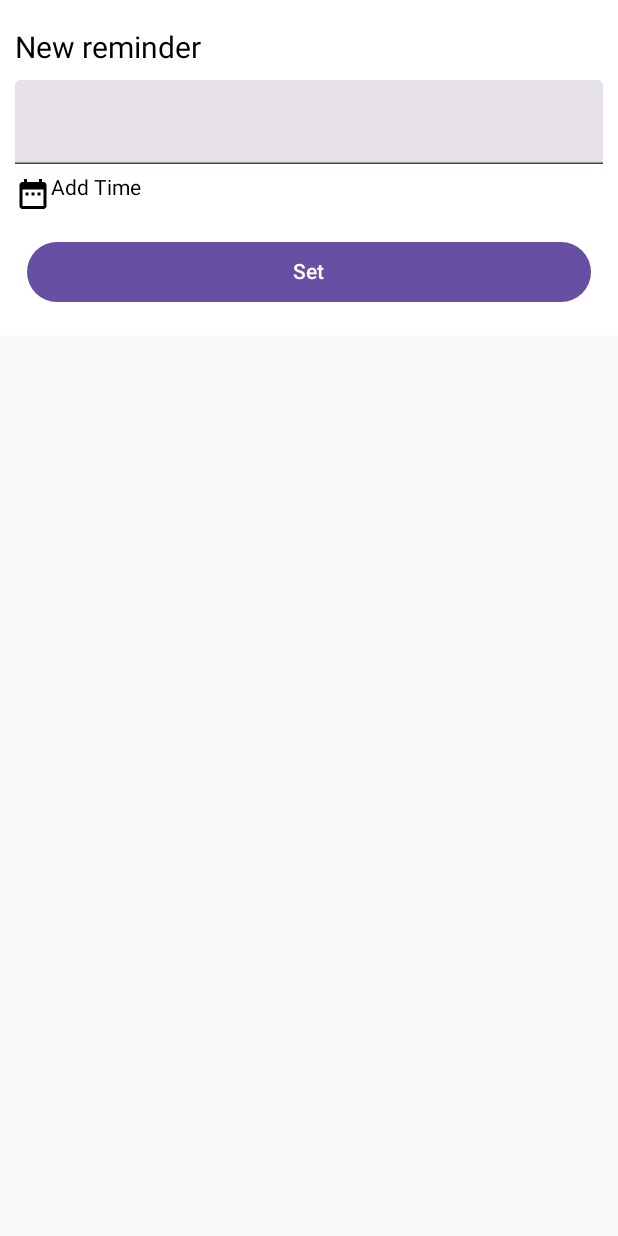
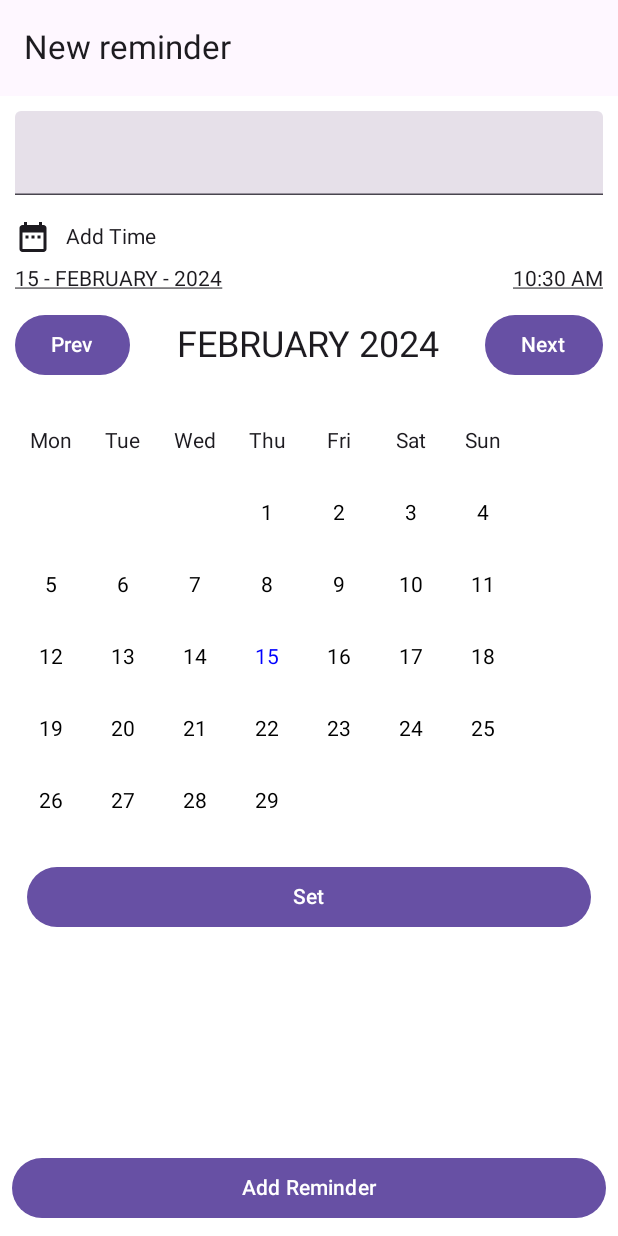
Before and after one commit to reenutresadavisp/ReminderApp, an Android app built with Jetpack Compose: the screen it shows after launch (MainActivity), after a tap on "Add new reminder", on a phone screen of 412 x 824 dp. Run offline under Robolectric (Android 15) with nearby library versions, the phone set to English and light mode, and no system bars; our stand-ins replace Dagger/Hilt's generated code, Room's generated code.

Commit message:
Fixed notification issue and removed unneccessary code

```diff
--- a/app/src/main/java/com/reenu/reminderapp/CalendarView.kt
+++ b/app/src/main/java/com/reenu/reminderapp/CalendarView.kt
@@ -15,10 +15,11 @@ import androidx.compose.ui.graphics.Color
 import androidx.compose.ui.unit.dp
 import java.time.LocalDate
 import androidx.compose.foundation.lazy.items
+import com.reenu.reminderapp.model.ReminderDate
 
 @Composable
-fun CalendarView(calendarDate: LocalDate?, onDateClick: (LocalDate) -> Unit) {
-    var selectedDate by remember { mutableStateOf(calendarDate?:LocalDate.now()) }
+fun CalendarView(reminderDate: ReminderDate, onDateClick: (LocalDate) -> Unit) {
+    var selectedDate by remember { mutableStateOf(reminderDate.localDate) }
 
     Column(
         modifier = Modifier
--- a/app/src/main/java/com/reenu/reminderapp/ReminderDetailScreen.kt
+++ b/app/src/main/java/com/reenu/reminderapp/ReminderDetailScreen.kt
@@ -5,18 +5,20 @@ import androidx.compose.foundation.clickable
 import androidx.compose.foundation.layout.Arrangement
 import androidx.compose.foundation.layout.Column
 import androidx.compose.foundation.layout.Row
-import androidx.compose.foundation.layout.Spacer
+import androidx.compose.foundation.layout.fillMaxSize
 import androidx.compose.foundation.layout.fillMaxWidth
-import androidx.compose.foundation.layout.height
 import androidx.compose.foundation.layout.padding
 import androidx.compose.material.icons.Icons
-import androidx.compose.material.icons.filled.Close
 import androidx.compose.material.icons.filled.DateRange
 import androidx.compose.material3.Button
 import androidx.compose.material3.ExperimentalMaterial3Api
 import androidx.compose.material3.Icon
+import androidx.compose.material3.Scaffold
 import androidx.compose.material3.Text
 import androidx.compose.material3.TextField
+import androidx.compose.material3.TopAppBar
+import androidx.compose.material3.TopAppBarDefaults
+import androidx.compose.material3.rememberTopAppBarState
 import androidx.compose.runtime.Composable
 import androidx.compose.runtime.State
 import androidx.compose.runtime.collectAsState
@@ -25,8 +27,9 @@ import androidx.compose.runtime.remember
 import androidx.compose.ui.Alignment
 import androidx.compose.ui.Modifier
 import androidx.compose.ui.graphics.Color
+import androidx.compose.ui.res.stringResource
+import androidx.compose.ui.text.style.TextDecoration
 import androidx.compose.ui.unit.dp
-import androidx.compose.ui.unit.sp
 import java.time.Duration
 import java.time.LocalDate
 
@@ -34,58 +37,54 @@ import java.time.LocalDate
 @Composable
 fun ReminderDetail(viewModel: ReminderViewModel, onSuccess: (Long, String?, Duration?) -> Unit) {
 
-    var name = remember { mutableStateOf("") }
-    var timeExpanded = remember { mutableStateOf(false) }
-
+    val name = remember { mutableStateOf("") }
+    val scrollBehavior = TopAppBarDefaults.pinnedScrollBehavior(rememberTopAppBarState())
     val uiState = remember { viewModel.reminderStateFlow }.collectAsState()
 
     if (uiState.value.scheduleAndNavigateBack) {
-        onSuccess(uiState.value.reminderId, uiState.value.title, uiState.value.duration)
+        onSuccess(uiState.value.reminderId, uiState.value.message, uiState.value.duration)
     } else {
+        Scaffold(
+            topBar = {
+                TopAppBar(
+                    title = {
+                        Text(
+                            text = stringResource(R.string.new_reminder_heading)
+                        )
+                    },
+                    scrollBehavior = scrollBehavior
+                )
+            }) { it ->
             Column(
                 modifier = Modifier
+                    .fillMaxSize()
                     .background(Color.White)
+                    .padding(it)
                     .padding(10.dp)
             ) {
-            Text(
-                text = "New reminder",
-                fontSize = 20.sp,
-                modifier = Modifier.padding(vertical = 10.dp)
-            )
-            Column(modifier = Modifier.background(Color.White)) {
-
                 TextField(
-                    value = name.value, onValueChange = { name.value = it }, modifier = Modifier
+                    value = name.value, onValueChange = { value -> name.value = value }, modifier = Modifier
                         .fillMaxWidth()
                         .background(
                             Color.White
                         )
-                        .padding(bottom = 8.dp)
+                        .padding(bottom = 16.dp)
                 )
-
-                if (!timeExpanded.value) {
-
-                    Row(modifier = Modifier.clickable { timeExpanded.value = true }) {
-                        Icon(Icons.Filled.DateRange, contentDescription = "Add Time")
-                        Text("Add Time")
-                    }
-                } else {
-                    Column {
                 DateAndTimeView(
                     uiState,
-                            { timeExpanded.value = false },
                     { date -> viewModel.updateDate(date) },
-                            { time -> viewModel.updateTime(time) })
+                    { hour, minute, unit -> viewModel.updateTime(hour, minute, unit) })
+
             }
-                }
-            }
-            Spacer(modifier = Modifier.height(8.dp))
+
+            Column(modifier = Modifier.fillMaxSize(), verticalArrangement = Arrangement.Bottom) {
                 Button(modifier = Modifier
                     .fillMaxWidth()
                     .padding(8.dp), onClick = {
                     viewModel.addReminder(name.value)
                 }) {
-                Text("Set")
+                    Text(stringResource(R.string.add_reminder_btn))
+                }
             }
         }
     }
@@ -94,47 +93,52 @@ fun ReminderDetail(viewModel: ReminderViewModel, onSuccess: (Long, String?, Dura
 @Composable
 fun DateAndTimeView(
     uiState: State<ReminderUiState>,
-    onClose: () -> Unit,
     onDateClick: (LocalDate) -> Unit,
-    onTimeClick: (String) -> Unit
+    onTimeClick: (Int, Int, String) -> Unit
 ) {
     val dateClicked = remember { mutableStateOf(true) }
     val timeClicked = remember { mutableStateOf(false) }
+   /* val date = remember { mutableStateOf(uiState.value.dateTime.reminderDate) }
+    val time = remember { mutableStateOf(uiState.value.dateTime.reminderTime) }*/
+    val date = uiState.value.dateTime.reminderDate
+    val time = uiState.value.dateTime.reminderTime
     Column {
         Row(
             modifier = Modifier
                 .fillMaxWidth()
                 .padding(bottom = 8.dp), verticalAlignment = Alignment.CenterVertically
         ) {
-            Icon(Icons.Filled.DateRange, contentDescription = "Add Time")
-            Text("Add time", modifier = Modifier.padding(start = 10.dp))
-            Column(modifier = Modifier.fillMaxWidth(), horizontalAlignment = Alignment.End) {
-                Icon(
-                    Icons.Filled.Close, contentDescription = "Close Time",
-                    modifier = Modifier.clickable { onClose() }
-                )
-            }
+            Icon(Icons.Filled.DateRange, contentDescription = stringResource(R.string.add_time))
+            Text(stringResource(R.string.add_time), modifier = Modifier.padding(start = 10.dp))
         }
         Row(
             modifier = Modifier
                 .fillMaxWidth()
-                .padding(bottom = 8.dp), horizontalArrangement = Arrangement.SpaceBetween
+                .padding(bottom = 12.dp), horizontalArrangement = Arrangement.SpaceBetween
         ) {
-            Text(text = uiState.value.formattedDate ?: "", modifier = Modifier.clickable {
+            Text(text = date.formattedDate, modifier = Modifier.clickable {
                 dateClicked.value = true
                 timeClicked.value = false
-            })
-            Text(text = uiState.value.formattedTime ?: "", modifier = Modifier.clickable {
+            }, textDecoration = TextDecoration.Underline)
+            Text(text = time.formattedTime, modifier = Modifier.clickable {
                 timeClicked.value = true
                 dateClicked.value = false
-            })
+            }, textDecoration = TextDecoration.Underline)
         }
         if (dateClicked.value) {
-            CalendarView(uiState.value.calendarDate, onDateClick)
+            CalendarView(date, onDateClick)
         }
         if (timeClicked.value) {
-            TimerView(uiState.value.hour, uiState.value.minute, uiState.value.unit, onTimeClick)
+            TimerView(time, onTimeClick)
         }
+        /* Row(
+             modifier = Modifier
+                 .fillMaxWidth()
+                 .padding(bottom = 8.dp), verticalAlignment = Alignment.CenterVertically
+         ) {
+             Icon(Icons.Filled.Refresh, contentDescription = stringResource(R.string.don_t_repeat))
+             Text(stringResource(R.string.don_t_repeat), modifier = Modifier.padding(start = 10.dp))
+         }*/
     }
 
 }
--- a/app/src/main/java/com/reenu/reminderapp/ReminderViewModel.kt
+++ b/app/src/main/java/com/reenu/reminderapp/ReminderViewModel.kt
@@ -4,6 +4,8 @@ import androidx.lifecycle.ViewModel
 import androidx.lifecycle.viewModelScope
 import com.reenu.reminderapp.db.MyReminder
 import com.reenu.reminderapp.db.ReminderRepository
+import com.reenu.reminderapp.model.ReminderDate
+import com.reenu.reminderapp.model.ReminderDateTime
 import dagger.hilt.android.lifecycle.HiltViewModel
 import kotlinx.coroutines.flow.MutableStateFlow
 import kotlinx.coroutines.flow.update
@@ -11,91 +13,53 @@ import kotlinx.coroutines.launch
 import java.time.Duration
 import java.time.LocalDate
 import java.time.LocalDateTime
-import java.time.LocalTime
-import java.time.ZoneOffset
-import java.time.format.DateTimeFormatter
 import javax.inject.Inject
 
 @HiltViewModel
-class ReminderViewModel @Inject constructor(private val repository: ReminderRepository) : ViewModel() {
+class ReminderViewModel @Inject constructor(private val repository: ReminderRepository) :
+    ViewModel() {
 
     val reminderStateFlow = MutableStateFlow(ReminderUiState())
 
-    init {
-        val currentTime = LocalDateTime.now()
-        formatDateTime(currentTime.toLocalDate(), currentTime.toLocalTime())
 
-    }
-
-    fun formatDateTime(localDate: LocalDate? = null, localTime: LocalTime? = null) {
-        localDate?.let {
-            val formattedDate =
-                "${it.dayOfMonth} - ${it.month.name} - ${it.year}"
-            reminderStateFlow.update { uiState ->
-                uiState.copy(formattedDate = formattedDate, calendarDate = localDate)
-            }
-        }
-        localTime?.let {
-            val formattedTime = convertTo12HourFormat(localTime)
-
-            var formatter = DateTimeFormatter.ofPattern("hh")
-            val hour = localTime.format(formatter).toInt()
-
-            formatter = DateTimeFormatter.ofPattern("mm")
-            val minute = localTime.format(formatter).toInt()
-
-            formatter = DateTimeFormatter.ofPattern("HH")
-            val hour24Format = localTime.format(formatter).toInt()
-            val unit = if (hour24Format < 12) "am" else "pm"
-
-            reminderStateFlow.update { uiState ->
-                uiState.copy(
-                    formattedTime = formattedTime,
-                    localTime = it,
-                    hour = hour,
-                    minute = minute,
-                    unit = unit
+    fun updateDate(date: LocalDate) {
+        val oldDateTime = reminderStateFlow.value.dateTime
+        reminderStateFlow.update {
+            it.copy(
+                dateTime = ReminderDateTime(
+                    oldDateTime.getLocalDateTime(date)
+                )
             )
         }
     }
 
-
+    fun updateTime(hour: Int, minute: Int, unit: String) {
+        val oldDateTime = reminderStateFlow.value.dateTime
+        reminderStateFlow.update {
+            it.copy(
+                dateTime = ReminderDateTime(
+                    oldDateTime.getLocalDateTime(hour, minute, unit)
+                )
+            )
         }
-
-
-    fun convertTo12HourFormat(localTime: LocalTime): String {
-        val formatter = DateTimeFormatter.ofPattern("hh:mm a")
-        return localTime.format(formatter)
-    }
-
-
-    fun updateDate(date: LocalDate) {
-        formatDateTime(date)
-    }
-
-    fun updateTime(time: String) {
-        val formatter = DateTimeFormatter.ofPattern("hh:mm a")
-        val localTime = LocalTime.parse(time, formatter)
-        formatDateTime(localTime = localTime)
 
     }
 
     fun addReminder(title: String) {
+        val reminderDateTime: ReminderDateTime = reminderStateFlow.value.dateTime
         viewModelScope.launch {
             repository.addReminder(
                 title,
-                reminderStateFlow.value.formattedDate ?: "",
-                reminderStateFlow.value.formattedTime ?: "",
-                reminderStateFlow.value.calendarDate?.atTime(reminderStateFlow.value.localTime)
+                reminderDateTime.reminderDate.formattedDate,
+                reminderDateTime.reminderTime.formattedTime,
+                reminderDateTime.dateTime
             ).collect {
-                val currentTime = LocalDateTime.now()
-                val scheduleTime = reminderStateFlow.value.calendarDate?.atTime(reminderStateFlow.value.localTime)
                 reminderStateFlow.update { uiState ->
                     uiState.copy(
                         reminderId = it,
-                        title = title,
+                        message = title,
                         scheduleAndNavigateBack = true,
-                        duration = Duration.between(currentTime, scheduleTime).abs()
+                        duration = reminderDateTime.getDuration()
                     )
                 }
             }
@@ -105,21 +69,26 @@ class ReminderViewModel @Inject constructor(private val repository: ReminderRepo
 
     fun getAllReminder(tabIndex: Int) {
         viewModelScope.launch {
-            if (tabIndex == 0) {
+            when (tabIndex) {
+                0 -> {
                     repository.fetchUpcomingReminders()
                         .collect {
                             reminderStateFlow.update { uiState ->
                                 uiState.copy(reminders = it)
                             }
                         }
-            }else if(tabIndex ==2){
+                }
+
+                2 -> {
                     repository.fetchCompletedReminders()
                         .collect {
                             reminderStateFlow.update { uiState ->
                                 uiState.copy(reminders = it)
                             }
                         }
-            }else {
+                }
+
+                else -> {
                     repository.fetchAllReminders()
                         .collect {
                             reminderStateFlow.update { uiState ->
@@ -130,18 +99,13 @@ class ReminderViewModel @Inject constructor(private val repository: ReminderRepo
             }
         }
     }
+}
 
 data class ReminderUiState(
     val reminderId: Long = -1L,
-    val title:String? = null,
-    val formattedDate: String? = null,
-    val formattedTime: String? = null,
-    val calendarDate: LocalDate? = null,
-    val localTime:LocalTime? = null,
-    val hour: Int = 0,
-    val minute: Int = 0,
-    val unit: String? = null,
-    val reminders:List<MyReminder>? = null,
-    val scheduleAndNavigateBack:Boolean = false,
-    val duration:Duration? = null
+    val message: String = "",
+    val dateTime: ReminderDateTime = ReminderDateTime(LocalDateTime.now()),
+    val reminders: List<MyReminder> = mutableListOf(),
+    val scheduleAndNavigateBack: Boolean = false,
+    val duration: Duration = Duration.ZERO
 )
--- a/app/src/main/java/com/reenu/reminderapp/ReminderWorker.kt
+++ b/app/src/main/java/com/reenu/reminderapp/ReminderWorker.kt
@@ -31,13 +31,13 @@ class ReminderWorker @AssistedInject constructor(
         putExtra(WORKER_INPUT_DATA_ID_KEY,inputData.getLong(WORKER_INPUT_DATA_ID_KEY,0))
     }
     val completePendingIntent: PendingIntent =
-        PendingIntent.getBroadcast(appContext, 0, completeIntent, PendingIntent.FLAG_MUTABLE)
+        PendingIntent.getBroadcast(appContext, 0, completeIntent, PendingIntent.FLAG_UPDATE_CURRENT or PendingIntent.FLAG_IMMUTABLE)
 
     val cancelIntent = Intent(appContext, ReminderBroadCastReceiver::class.java).apply {
         action = ACTION_CANCEL
     }
     val cancelPendingIntent: PendingIntent =
-        PendingIntent.getBroadcast(appContext, 0, cancelIntent, PendingIntent.FLAG_MUTABLE)
+        PendingIntent.getBroadcast(appContext, 0, cancelIntent, PendingIntent.FLAG_UPDATE_CURRENT or PendingIntent.FLAG_IMMUTABLE)
 
     override fun doWork(): Result {
         try {
@@ -64,6 +64,7 @@ class ReminderWorker @AssistedInject constructor(
             .setCategory(NotificationCompat.CATEGORY_REMINDER)
             .addAction(R.drawable.mark, ACTION_COMPLETE, completePendingIntent)
             .addAction(R.drawable.close, ACTION_CANCEL, cancelPendingIntent)
+            .setAutoCancel(false)
             .build()
 
         if (ActivityCompat.checkSelfPermission(
--- /dev/null
+++ b/app/src/main/java/com/reenu/reminderapp/model/ReminderDate.kt
@@ -0,0 +1,13 @@
+package com.reenu.reminderapp.model
+
+import kotlinx.coroutines.flow.update
+import java.time.LocalDate
+import java.time.Month
+
+data class ReminderDate(val localDate:LocalDate = LocalDate.now()) {
+    val formattedDate: String = formatDate()
+    private fun formatDate() =
+            "${localDate.dayOfMonth} - ${localDate.month.name} - ${localDate.year}"
+
+
+}
--- /dev/null
+++ b/app/src/main/java/com/reenu/reminderapp/model/ReminderTime.kt
@@ -0,0 +1,32 @@
+package com.reenu.reminderapp.model
+
+import java.time.LocalTime
+import java.time.format.DateTimeFormatter
+
+data class ReminderTime(val localTime: LocalTime = LocalTime.now()){
+    val formattedTime = convertTo12HourFormat()
+    val hour = calculateHour()
+    val minute = calculateMinute()
+    val unit = calculateUnit()
+
+    private fun calculateUnit(): String {
+        val formatter = DateTimeFormatter.ofPattern("HH")
+        val hour24Format = localTime.format(formatter).toInt()
+        return if (hour24Format < 12) "am" else "pm"
+    }
+
+    private fun calculateMinute(): Int {
+        val formatter = DateTimeFormatter.ofPattern("mm")
+        return localTime.format(formatter).toInt()
+    }
+
+    private fun calculateHour(): Int {
+        var formatter = DateTimeFormatter.ofPattern("hh")
+        return localTime.format(formatter).toInt()
+    }
+
+    private fun convertTo12HourFormat(): String {
+        val formatter = DateTimeFormatter.ofPattern("hh:mm a")
+        return localTime.format(formatter)
+    }
+}
--- a/app/src/main/res/values/strings.xml
+++ b/app/src/main/res/values/strings.xml
@@ -3,4 +3,9 @@
     <string name="no_reminder_found_error_msg">No reminder found.</string>
     <string name="add_new_reminder_content_desc">Add new reminder</string>
     <string name="my_reminders_heading">My reminders</string>
+    <string name="new_reminder_heading">New reminder</string>
+    <string name="add_reminder_btn">Add Reminder</string>
+    <string name="add_time">Add Time</string>
+    <string name="close_time">Close Time</string>
+    <string name="don_t_repeat">Don\'t repeat</string>
 </resources>
```
Also changed, not shown: app/src/main/java/com/reenu/reminderapp/RepeatScreen.kt (added, +69 -0 lines), app/src/main/java/com/reenu/reminderapp/TimerView.kt (+82 -94 lines), app/src/main/java/com/reenu/reminderapp/model/ReminderDateTime.kt (added, +39 -0 lines), app/src/main/java/com/reenu/reminderapp/util/DateTimeUtil.kt (added, +33 -0 lines). Lines whose indentation alone changed are shown as unchanged.
